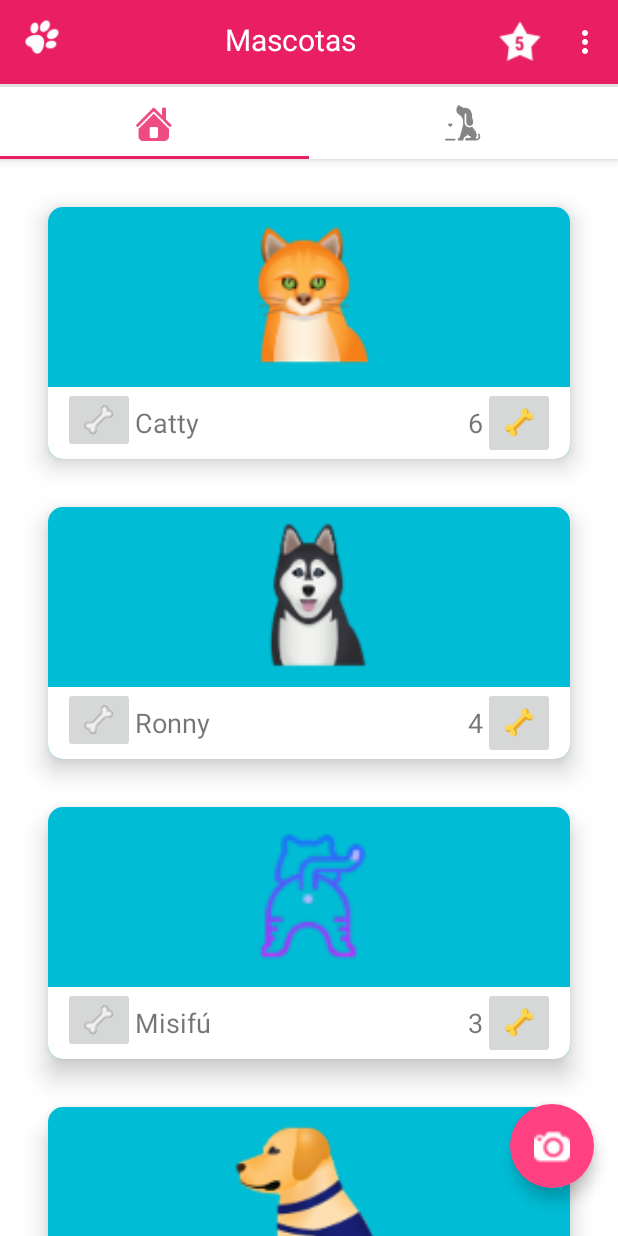
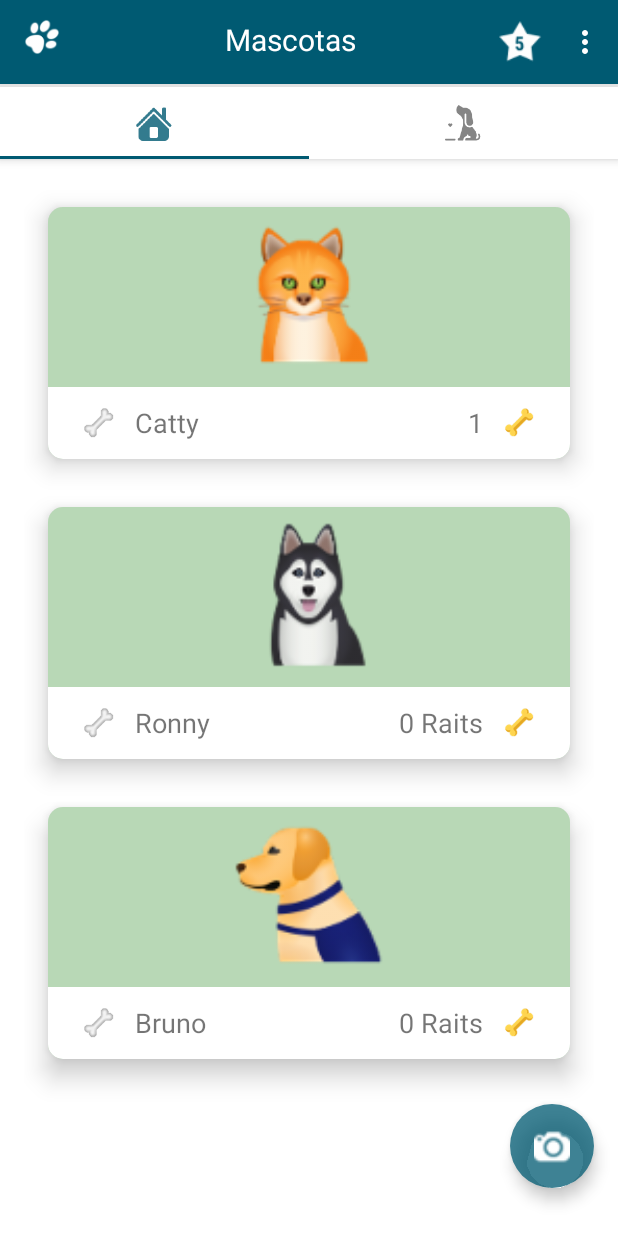
Before and after one commit to skrpions/MascotasThree, an Android app: the screen it shows after launch (MainActivity), after a tap on an icon or button, on a phone screen of 412 x 824 dp. Run offline under Robolectric (Android 15) with nearby library versions, the phone set to English and light mode, and no system bars.

Commit message:
Implementación la base de datos e inserción de Raits en la base de datos completado: Video 14, Semana 5, Curso 2

```diff
--- a/app/src/main/java/com/atlanticssoft/mascotasthree/Adapters/MascotaAdaptador.java
+++ b/app/src/main/java/com/atlanticssoft/mascotasthree/Adapters/MascotaAdaptador.java
@@ -15,6 +15,7 @@ import android.widget.Toast;
 import androidx.annotation.NonNull;
 import androidx.recyclerview.widget.RecyclerView;
 
+import com.atlanticssoft.mascotasthree.Bd.ConstructorMascotas;
 import com.atlanticssoft.mascotasthree.Models.Mascota;
 import com.atlanticssoft.mascotasthree.R;
 
@@ -51,16 +52,32 @@ public class MascotaAdaptador extends RecyclerView.Adapter<MascotaAdaptador.Masc
         holder.tvNombreCv.setText(mascota.getNombre());
 
         // Debo colocar comillas dobles después de setText cuando se trabaja con números para Convertir de texto a enteros, es decir, setText(""+mascota.getContador());
-        holder.tvContadorCv.setText(""+mascota.getContador());
+        // Otra opción valida seria asi:  holder.tvContadorCv.setText(String.valueOf(mascota.getContador()) + " Raits");
+        holder.tvContadorCv.setText(""+mascota.getContador()+ " Raits");
+        //holder.tvContadorCv.setText(String.valueOf(mascota.getContador()) + " Raits");
+
 
         holder.btnHuesoWhite.setOnClickListener(new View.OnClickListener() {
             @Override
             public void onClick(View v) {
 
+                Toast.makeText(activity, " Raiteaste a "+ mascota.getNombre(), Toast.LENGTH_SHORT).show();
+
                 raitearMascota();
             }
 
+
             private void raitearMascota() {
+
+                // Instancio el Constructor de Mascotas
+                ConstructorMascotas constructorMascotas = new ConstructorMascotas(activity);
+                constructorMascotas.darRaitMascota(mascota);
+
+                // Coloco el nuevo valor númerico en el hueso amarillo
+                holder.tvContadorCv.setText(String.valueOf(constructorMascotas.obtenerRaitsMascota(mascota)));
+
+                /*
+
                 // Convierto a entero en numero del contador y lo asigno a la variable numero
                 int numero = Integer.parseInt(holder.tvContadorCv.getText().toString());
 
@@ -69,6 +86,10 @@ public class MascotaAdaptador extends RecyclerView.Adapter<MascotaAdaptador.Masc
 
                 // Coloco el nuevo valor númerico en el hueso amarillo
                 holder.tvContadorCv.setText(String.valueOf(numero));
+
+                 */
+
+
             }
         });
     }
--- /dev/null
+++ b/app/src/main/java/com/atlanticssoft/mascotasthree/Bd/BaseDatos.java
@@ -0,0 +1,149 @@
+package com.atlanticssoft.mascotasthree.Bd;
+
+import android.content.ContentResolver;
+import android.content.ContentValues;
+import android.content.Context;
+import android.database.Cursor;
+import android.database.sqlite.SQLiteDatabase;
+import android.database.sqlite.SQLiteOpenHelper;
+
+import androidx.annotation.Nullable;
+
+import com.atlanticssoft.mascotasthree.Models.Mascota;
+
+import java.util.ArrayList;
+
+public class BaseDatos extends SQLiteOpenHelper {
+
+    // Esta clase es el puente directo a la base de datos
+
+    private Context context;
+
+    public BaseDatos(@Nullable Context context) {
+        // Aquí se crea la base de datos, y ya exite simplemente la abre.
+        // Las ConstantesBaseDatos.DATABASE_NAME y ConstantesBaseDatos.DATABASE_VERSION están en la clase ConstantesBaseDatos.java
+        super(context, ConstantesBaseDatos.DATABASE_NAME, null, ConstantesBaseDatos.DATABASE_VERSION);
+
+        this.context = context;
+    }
+
+    @Override
+    public void onCreate(SQLiteDatabase db) {
+        // Aquí se crea toda la estructura de la bd, es decir, se crean las Tablas
+
+        // Tabla :: Mascota :: Ojo. Los espacios juegan un papel muy importante, si le coloco espacios de más no funcionara
+        String queryCrearTablaMascota = "CREATE TABLE " + ConstantesBaseDatos.TABLE_MASCOTAS + "("+
+                ConstantesBaseDatos.TABLE_MASCOTAS_ID     + " INTEGER PRIMARY KEY AUTOINCREMENT, " +
+                ConstantesBaseDatos.TABLE_MASCOTAS_FOTO   + " INTEGER, " +
+                ConstantesBaseDatos.TABLE_MASCOTAS_NOMBRE + " TEXT" +
+                ")";
+
+        // Tabla :: Raits
+        String queryCrearTablaRaits = "CREATE TABLE " + ConstantesBaseDatos.TABLE_RAITS + "(" +
+
+                ConstantesBaseDatos.TABLE_RAITS_ID + " INTEGER PRIMARY KEY AUTOINCREMENT, " +
+                ConstantesBaseDatos.TABLE_RAITS_MASCOTAS_ID  + " INTEGER, " + // Llave foránea
+                ConstantesBaseDatos.TABLE_RAITS_CONTADOR + " INTEGER, " +
+
+                // Declaro el campo que será foreign key
+                "FOREIGN KEY (" + ConstantesBaseDatos.TABLE_RAITS_MASCOTAS_ID + ") " +
+                "REFERENCES " + ConstantesBaseDatos.TABLE_MASCOTAS + "("+ ConstantesBaseDatos.TABLE_MASCOTAS_ID +")"+
+                ")";
+
+        // Ejecuto la creación de las tablas en Orden: Primero las tablas independientes y luego las dependientes
+        db.execSQL(queryCrearTablaMascota);
+        db.execSQL(queryCrearTablaRaits);
+
+    }
+
+    @Override
+    public void onUpgrade(SQLiteDatabase db, int oldVersion, int newVersion) {
+
+        // De esta manera afectaré la base de datos cuando desee hacer una reestructuración en la misma
+        db.execSQL("DROP TABLE IF EXISTS " + ConstantesBaseDatos.TABLE_MASCOTAS);
+        db.execSQL("DROP TABLE IF EXISTS " + ConstantesBaseDatos.TABLE_RAITS);
+
+        // Vuelvo a crear las tablas
+        onCreate(db);
+    }
+
+    // Método para obtener todas las mascotas
+    public ArrayList<Mascota> obtenerTodasLasMascotas()
+    {
+        ArrayList<Mascota> mascotas = new ArrayList<>();
+
+        // Consulta para obtener las mascotas
+        String query = "SELECT * FROM " + ConstantesBaseDatos.TABLE_MASCOTAS;
+        SQLiteDatabase db = this.getWritableDatabase();
+        Cursor registros =  db.rawQuery(query,null);
+
+        while (registros.moveToNext())
+        {
+            // Empiezo a llenar el objeto Mascota
+            Mascota mascotaActual = new Mascota();
+            mascotaActual.setIdmascota(registros.getInt(0)); // 0 es la posición que ocupa el idmascota en la tabla mascota
+            mascotaActual.setFoto(registros.getInt(1)); // 1 es la posición que ocupa la foto en la tabla mascota
+            mascotaActual.setNombre(registros.getString(2)); // 1 es la posición que ocupa el nombre en la tabla mascota
+
+            // Ejecuto un query que me recupere todos los raits de cada mascota
+            String queryConsultarRaits = "SELECT COUNT("+ConstantesBaseDatos.TABLE_RAITS_CONTADOR+") as raits " +
+                    " FROM " + ConstantesBaseDatos.TABLE_RAITS +
+                    " WHERE " + ConstantesBaseDatos.TABLE_RAITS_MASCOTAS_ID + "=" + mascotaActual.getIdmascota();
+
+            // Recupero el query
+            Cursor registrosRaits = db.rawQuery(queryConsultarRaits, null);
+            if (registrosRaits.moveToNext())
+            {
+                mascotaActual.setContador(registrosRaits.getInt(0));
+            }
+            else {
+                mascotaActual.setContador(0);
+            }
+
+            mascotas.add(mascotaActual);
+        }
+
+        db.close();
+        return mascotas;
+
+    }
+
+    // Método para agregar Mascotas
+    public void insertarMascota(ContentValues contentValues)
+    {
+
+        SQLiteDatabase db = this.getWritableDatabase();
+        db.insert(ConstantesBaseDatos.TABLE_MASCOTAS,null,contentValues);
+        db.close();
+
+    }
+
+    // Método para agregar los raits en las tabla Raits
+    public void insertarRaitsMascota(ContentValues contentValues)
+    {
+        SQLiteDatabase db = this.getWritableDatabase();
+        db.insert(ConstantesBaseDatos.TABLE_RAITS,null,contentValues); // Inserto los datos en la tabla Raits
+        db.close();
+    }
+
+    // Método para obtener la cantidad de raits que se le ha dado a cada mascota
+    public int obtenerRaitsMascota(Mascota mascota)
+    {
+        int raits = 0;
+        String queryConsultarRaits = "SELECT COUNT("+ConstantesBaseDatos.TABLE_RAITS_CONTADOR+")" +
+            " FROM " + ConstantesBaseDatos.TABLE_RAITS +
+            " WHERE " + ConstantesBaseDatos.TABLE_RAITS_MASCOTAS_ID + "="+mascota.getIdmascota();
+
+        SQLiteDatabase db = this.getWritableDatabase();
+        Cursor registros = db.rawQuery(queryConsultarRaits, null);
+
+        if (registros.moveToNext())
+        {
+            raits = registros.getInt(0);
+        }
+
+        db.close(); // Cierro la conexión
+
+        return raits;
+    }
+}
--- /dev/null
+++ b/app/src/main/java/com/atlanticssoft/mascotasthree/Bd/ConstructorMascotas.java
@@ -0,0 +1,84 @@
+package com.atlanticssoft.mascotasthree.Bd;
+
+import android.content.ContentValues;
+import android.content.Context;
+
+import com.atlanticssoft.mascotasthree.Models.Mascota;
+import com.atlanticssoft.mascotasthree.R;
+
+import java.util.ArrayList;
+
+public class ConstructorMascotas
+{
+    private static final int RAIT = 1;
+    private Context context;
+    public ConstructorMascotas (Context context)
+    {
+        this.context = context;
+    }
+
+    public ArrayList<Mascota> obtenerDatos()
+    {
+        /*
+        ArrayList<Mascota> mascotas = new ArrayList<>();
+
+        mascotas.add(new Mascota(R.drawable.icons8_cat_96 ,"Catty",5));
+        mascotas.add(new Mascota(R.drawable.icons8_dog_96, "Ronny",4));
+        mascotas.add(new Mascota(R.drawable.misifu ,"Misifú",3));
+        mascotas.add(new Mascota(R.drawable.bruno ,"Bruno",2));
+        mascotas.add(new Mascota(R.drawable.gallina ,"Gallinila Kirika",2));
+        mascotas.add(new Mascota(R.drawable.karla ,"Karla",2));
+        mascotas.add(new Mascota(R.drawable.pako ,"Paquito",3));
+        mascotas.add(new Mascota(R.drawable.kusko ,"Kusko",3));
+
+        return mascotas;
+         */
+
+        // Ejecuto la conexión a mi base de datos
+        BaseDatos db = new BaseDatos(context);
+        insertarTresMascotas(db);
+        return db.obtenerTodasLasMascotas();
+    }
+
+    // Méodo que me ayuda a insertar mascotas en la bd
+    public void insertarTresMascotas(BaseDatos db)
+    {
+        ContentValues contentValues = new ContentValues();
+        contentValues.put(ConstantesBaseDatos.TABLE_MASCOTAS_NOMBRE, "Catty");
+        contentValues.put(ConstantesBaseDatos.TABLE_MASCOTAS_FOTO, R.drawable.icons8_cat_96);
+
+        db.insertarMascota(contentValues);
+
+
+        contentValues = new ContentValues();
+        contentValues.put(ConstantesBaseDatos.TABLE_MASCOTAS_NOMBRE, "Ronny");
+        contentValues.put(ConstantesBaseDatos.TABLE_MASCOTAS_FOTO, R.drawable.icons8_dog_96);
+
+        db.insertarMascota(contentValues);
+
+        contentValues = new ContentValues();
+        contentValues.put(ConstantesBaseDatos.TABLE_MASCOTAS_NOMBRE, "Bruno");
+        contentValues.put(ConstantesBaseDatos.TABLE_MASCOTAS_FOTO, R.drawable.bruno);
+
+        db.insertarMascota(contentValues);
+    }
+
+    // Este método recibe la mascota a la que le estoy dado rait
+    public void darRaitMascota(Mascota mascota)
+    {
+        BaseDatos db = new BaseDatos(context);
+        ContentValues contentValues = new ContentValues();
+        contentValues.put(ConstantesBaseDatos.TABLE_RAITS_MASCOTAS_ID, mascota.getIdmascota()); // Inserto el Id de la mascota a la que quiero raitear
+        contentValues.put(ConstantesBaseDatos.TABLE_RAITS_CONTADOR, RAIT); // Inesrto el valor del rait, es decir, 1
+        db.insertarRaitsMascota(contentValues); // Envio los datos al objeto db
+
+    }
+
+    public int obtenerRaitsMascota(Mascota mascota)
+    {
+        BaseDatos db = new BaseDatos(context);
+        return db.obtenerRaitsMascota(mascota);
+    }
+
+
+}
--- a/app/src/main/java/com/atlanticssoft/mascotasthree/MainActivity.java
+++ b/app/src/main/java/com/atlanticssoft/mascotasthree/MainActivity.java
@@ -14,8 +14,9 @@ import android.view.View;
 import android.widget.ImageView;
 
 import com.atlanticssoft.mascotasthree.Adapters.PageAdaptador;
-import com.atlanticssoft.mascotasthree.Fragments.PerfilMascotaFragment;
-import com.atlanticssoft.mascotasthree.Fragments.RecyclerViewFragment;
+import com.atlanticssoft.mascotasthree.VistaFragments.PerfilMascotaFragment;
+import com.atlanticssoft.mascotasthree.VistaFragments.RecyclerViewFragment;
+import com.google.android.material.floatingactionbutton.FloatingActionButton;
 import com.google.android.material.tabs.TabLayout;
 
 import java.util.ArrayList;
@@ -24,6 +25,7 @@ public class MainActivity extends AppCompatActivity {
 
 
     ImageView ivStar_favoritos;
+    FloatingActionButton actionButton;
 
     // View's necesarios para usar Fragments
     Toolbar miActionBar;
--- a/app/src/main/java/com/atlanticssoft/mascotasthree/Models/Mascota.java
+++ b/app/src/main/java/com/atlanticssoft/mascotasthree/Models/Mascota.java
@@ -2,17 +2,31 @@ package com.atlanticssoft.mascotasthree.Models;
 
 public class Mascota {
 
-    private  int foto;
+    private int idmascota;
+    private int foto;
     private String nombre;
     private int contador;
 
+    // Contructor vacio
+    public Mascota() {
 
+    }
+
+    // No se coloca el idmascota en el contructor ya que se generará automáticamente
     // Contructor: Se utiliza para crear tablas de clases virtuales y poder así
     // desarrollar el polimorfismo, una de las herramientas de la programación orientada a objetos. ...
     public Mascota(int foto, String nombre, int contador) {
         this.foto = foto;
         this.nombre = nombre;
         this.contador = contador;
+    }
+
+    public int getIdmascota() {
+        return idmascota;
+    }
+
+    public void setIdmascota(int idmascota) {
+        this.idmascota = idmascota;
     }
 
     public int getFoto() {
@@ -40,4 +54,5 @@ public class Mascota {
     }
 
 
+
 }
--- /dev/null
+++ b/app/src/main/java/com/atlanticssoft/mascotasthree/Presentador/IRecyclerViewFragmentPresenter.java
@@ -0,0 +1,8 @@
+package com.atlanticssoft.mascotasthree.Presentador;
+
+public interface IRecyclerViewFragmentPresenter
+{
+    public void obtenerMascotasBaseDatos();
+
+    public void mostrarMascotasRV();
+}
--- /dev/null
+++ b/app/src/main/java/com/atlanticssoft/mascotasthree/Presentador/RecyclerViewFragmentPresenter.java
@@ -0,0 +1,49 @@
+package com.atlanticssoft.mascotasthree.Presentador;
+
+import android.content.Context;
+
+import com.atlanticssoft.mascotasthree.Adapters.MascotaAdaptador;
+import com.atlanticssoft.mascotasthree.Bd.ConstructorMascotas;
+import com.atlanticssoft.mascotasthree.Models.Mascota;
+import com.atlanticssoft.mascotasthree.VistaFragments.IRecyclerViewFragmentView;
+
+import java.util.ArrayList;
+
+public class RecyclerViewFragmentPresenter implements IRecyclerViewFragmentPresenter {
+
+    private IRecyclerViewFragmentView iRecyclerViewFragmentView;
+    private Context context;
+    private ConstructorMascotas constructorMascotas;
+    private ArrayList<Mascota> mascotas;
+
+    public RecyclerViewFragmentPresenter(IRecyclerViewFragmentView iRecyclerViewFragmentView, Context context)
+    {
+        this.iRecyclerViewFragmentView = iRecyclerViewFragmentView;
+        this.context = context;
+
+        // Llamo al método que me obtiene los datos
+        obtenerMascotasBaseDatos();
+
+    }
+
+
+    @Override
+    public void obtenerMascotasBaseDatos() {
+        // Inicializo el constructor de mascotas
+        constructorMascotas = new ConstructorMascotas(context);
+
+        // Envío al contructor a que busque datos en una fuente de datos (Bd o Api) y me que los almacene en un Arraylist
+        mascotas = constructorMascotas.obtenerDatos();
+        mostrarMascotasRV();
+    }
+
+
+    @Override
+    public void mostrarMascotasRV() {
+        // Recupero todos los datos que tengo almacenados en el arraylist y lo muestro en el recyclerview
+        iRecyclerViewFragmentView.inicializarAdaptadorRV(iRecyclerViewFragmentView.crearAdaptador(mascotas));
+
+        // Indico en que manera u orientación quiero mostrar el recyclerview
+        iRecyclerViewFragmentView.generarLinearLayoutVertical();
+    }
+}
--- /dev/null
+++ b/app/src/main/java/com/atlanticssoft/mascotasthree/VistaFragments/IRecyclerViewFragmentView.java
@@ -0,0 +1,20 @@
+package com.atlanticssoft.mascotasthree.VistaFragments;
+
+import com.atlanticssoft.mascotasthree.Adapters.MascotaAdaptador;
+import com.atlanticssoft.mascotasthree.Models.Mascota;
+
+import java.util.ArrayList;
+
+public interface IRecyclerViewFragmentView
+{
+    // En esta Interfaz irán todos los métodos del RecyclerViewFragment que no interactuán directamente con la interfaz de usuario,
+    // es decir, aquellos métodos que son independientes del fragment_recyclerview.xml.
+    // Esto con el fin de implementar el patrón de diseño (MVP)
+
+    public void generarLinearLayoutVertical();
+
+    public MascotaAdaptador crearAdaptador (ArrayList<Mascota> mascotas);
+
+    public void inicializarAdaptadorRV (MascotaAdaptador adaptador);
+
+}
--- a/app/src/main/java/com/atlanticssoft/mascotasthree/Fragments/PerfilMascotaFragment.java
+++ b/app/src/main/java/com/atlanticssoft/mascotasthree/VistaFragments/PerfilMascotaFragment.java
@@ -1,20 +1,17 @@
-package com.atlanticssoft.mascotasthree.Fragments;
+package com.atlanticssoft.mascotasthree.VistaFragments;
 
 import android.graphics.Color;
 import android.os.Bundle;
 
 import androidx.fragment.app.Fragment;
 import androidx.recyclerview.widget.GridLayoutManager;
-import androidx.recyclerview.widget.LinearLayoutManager;
 import androidx.recyclerview.widget.RecyclerView;
 
 import android.view.LayoutInflater;
 import android.view.View;
 import android.view.ViewGroup;
 
-import com.atlanticssoft.mascotasthree.Adapters.MascotaAdaptador;
 import com.atlanticssoft.mascotasthree.Adapters.PerfilMascotaAdaptador;
-import com.atlanticssoft.mascotasthree.Models.Mascota;
 import com.atlanticssoft.mascotasthree.Models.PerfilMascota;
 import com.atlanticssoft.mascotasthree.R;
 import com.google.android.material.floatingactionbutton.FloatingActionButton;
--- a/app/src/main/java/com/atlanticssoft/mascotasthree/Fragments/RecyclerViewFragment.java
+++ b/app/src/main/java/com/atlanticssoft/mascotasthree/VistaFragments/RecyclerViewFragment.java
@@ -1,5 +1,6 @@
-package com.atlanticssoft.mascotasthree.Fragments;
+package com.atlanticssoft.mascotasthree.VistaFragments;
 
+import android.content.Intent;
 import android.graphics.Color;
 import android.os.Bundle;
 import android.view.LayoutInflater;
@@ -14,15 +15,19 @@ import androidx.recyclerview.widget.RecyclerView;
 
 import com.atlanticssoft.mascotasthree.Adapters.MascotaAdaptador;
 import com.atlanticssoft.mascotasthree.Models.Mascota;
+import com.atlanticssoft.mascotasthree.Permisos.BluetoothActivity;
+import com.atlanticssoft.mascotasthree.Presentador.IRecyclerViewFragmentPresenter;
+import com.atlanticssoft.mascotasthree.Presentador.RecyclerViewFragmentPresenter;
 import com.atlanticssoft.mascotasthree.R;
 import com.google.android.material.floatingactionbutton.FloatingActionButton;
 
 import java.util.ArrayList;
 
-public class RecyclerViewFragment extends Fragment {
+public class RecyclerViewFragment extends Fragment implements IRecyclerViewFragmentView {
 
-    RecyclerView recyclerv_mascotas;
-    ArrayList<Mascota> mascotas;
+    private RecyclerView recyclerv_mascotas;
+    private ArrayList<Mascota> mascotas;
+    private IRecyclerViewFragmentPresenter presenter;
 
     @Nullable
     @Override
@@ -33,39 +38,45 @@ public class RecyclerViewFragment extends Fragment {
         View v = inflater.inflate(R.layout.fragment_recyclerview,container,false);
 
         FloatingActionButton myfab = v.findViewById(R.id.fab);
+        myfab.setOnClickListener(new View.OnClickListener() {
+            @Override
+            public void onClick(View v) {
+                Intent intent = new Intent(getActivity(), BluetoothActivity.class);
+                startActivity(intent);
+            }
+        });
+
         myfab.setColorFilter(Color.WHITE);
 
 
         // Enlazo el recyclerview grafico con la lógica
         recyclerv_mascotas = (RecyclerView) v.findViewById(R.id.recyclerv_mascotas);
 
-        // Ahora el codigo será en terminos de recycler view
-        LinearLayoutManager linearLayoutManager = new LinearLayoutManager(getActivity()); // Organizo todas las tarjetas una seguida de otra
-        linearLayoutManager.setOrientation(LinearLayoutManager.VERTICAL); // Orientación en la que mostraré mi lista
-
-        recyclerv_mascotas.setLayoutManager(linearLayoutManager);
-        inicializarListaMascotas();
-        inicializarAdaptador();
+        // Enlazo el Presentador
+        presenter = new RecyclerViewFragmentPresenter(this, getContext());
 
         return v;
     }
 
-    public void inicializarListaMascotas(){
-        mascotas = new ArrayList<Mascota>();
 
-        mascotas.add(new Mascota(R.drawable.icons8_cat_96 ,"Catty",5));
-        mascotas.add(new Mascota(R.drawable.icons8_dog_96, "Ronny",4));
-        mascotas.add(new Mascota(R.drawable.misifu ,"Misifú",3));
-        mascotas.add(new Mascota(R.drawable.bruno ,"Bruno Morrongueras",2));
-        mascotas.add(new Mascota(R.drawable.gallina ,"Gallinila Kirika",2));
-        mascotas.add(new Mascota(R.drawable.karla ,"Karla",2));
-        mascotas.add(new Mascota(R.drawable.pako ,"Paquito",3));
-        mascotas.add(new Mascota(R.drawable.kusko ,"Kusko",3));
+    @Override
+    public void generarLinearLayoutVertical()
+    {
+        // Ahora el codigo será en terminos de recycler view
+        LinearLayoutManager linearLayoutManager = new LinearLayoutManager(getActivity()); // Organizo todas las tarjetas una seguida de otra
+        linearLayoutManager.setOrientation(LinearLayoutManager.VERTICAL); // Orientación en la que mostraré mi lista
+        recyclerv_mascotas.setLayoutManager(linearLayoutManager);
     }
 
-    public MascotaAdaptador adaptador;
-    private void inicializarAdaptador(){
-        adaptador = new MascotaAdaptador(mascotas,getActivity());
+    @Override
+    public MascotaAdaptador crearAdaptador(ArrayList<Mascota> mascotas) {
+        MascotaAdaptador adaptador = new MascotaAdaptador(mascotas,getActivity());
+        return adaptador;
+    }
+
+    @Override
+    public void inicializarAdaptadorRV(MascotaAdaptador adaptador)
+    {
         recyclerv_mascotas.setAdapter(adaptador);
     }
 }
--- a/app/src/main/res/layout/cardview_mascota.xml
+++ b/app/src/main/res/layout/cardview_mascota.xml
@@ -14,7 +14,7 @@
             android:layout_width="match_parent"
             android:layout_height="match_parent"
             android:orientation="vertical"
-            android:background="@color/purple_500">
+            android:background="@color/crema_green">
 
             <!-- =========== Start :: Foto ============ -->
             <ImageView
@@ -41,11 +41,12 @@
                     <!-- =========== Start :: Hueso White ============ -->
                     <ImageButton
                         android:id="@+id/btnHuesoWhite"
-                        android:layout_width="wrap_content"
-                        android:layout_height="wrap_content"
+                        android:layout_width="48dp"
+                        android:layout_height="48dp"
                         android:src="@drawable/hueso_white_48"
                         android:layout_marginLeft="10dp"
-                        android:layout_alignParentLeft="true"/>
+                        android:layout_alignParentLeft="true"
+                        android:background="@color/white"/>
                     <!-- =========== End :: Hueso White ============ -->
 
 
@@ -81,7 +82,8 @@
                         android:layout_height="48dp"
                         android:src="@drawable/hueso_yellow_48"
                         android:layout_marginRight="10dp"
-                        android:layout_alignParentRight="true"/>
+                        android:layout_alignParentRight="true"
+                        android:background="@color/white"/>
                     <!-- =========== Start :: Hueso Yellow ============ -->
 
                 </RelativeLayout>
--- a/app/src/main/res/layout/cardview_perfil_mascota.xml
+++ b/app/src/main/res/layout/cardview_perfil_mascota.xml
@@ -58,7 +58,8 @@
                     android:layout_height="@dimen/alto_huesoyellow"
                     android:src="@drawable/hueso_yellow_48"
                     android:layout_marginRight="@dimen/margin_right"
-                    android:layout_alignParentRight="true"/>
+                    android:layout_alignParentRight="true"
+                    android:background="@color/white"/>
                 <!-- =========== Start :: Hueso Yellow ============ -->
 
             </RelativeLayout>
--- a/app/src/main/res/layout/fragment_recyclerview.xml
+++ b/app/src/main/res/layout/fragment_recyclerview.xml
@@ -10,7 +10,10 @@
         android:id="@+id/recyclerv_mascotas"
         android:layout_width="match_parent"
         android:layout_height="match_parent"
-        android:layout_margin="@dimen/margin"/>
+        android:layout_marginStart="@dimen/margin"
+        android:layout_marginTop="@dimen/margin"
+        android:layout_marginEnd="@dimen/margin"
+        android:layout_marginBottom="@dimen/marginbutton_recycler" />
 
     <com.google.android.material.floatingactionbutton.FloatingActionButton
         android:id="@+id/fab"
--- a/app/src/main/res/values/colors.xml
+++ b/app/src/main/res/values/colors.xml
@@ -9,10 +9,11 @@
     <color name="white">#FFFFFFFF</color>
     <color name="pink">#E91E63</color>
 
-    <color name="primary">#E91E63</color>
-    <color name="primary_dark">#C2185B</color>
-    <color name="primary_light">#F8BBD0</color>
-    <color name="accent">#FF4081</color>
+    <color name="primary">#005a72</color>
+    <color name="primary_dark"> #013f4f</color>
+    <color name="primary_light">#eff5f3</color>
+    <color name="accent">#C1005A72</color>
+    <color name="crema_green">#4B107A08</color>
     <color name="primary_text">#212121</color>
     <color name="secondary_text">#757575</color>
     <color name="icons">#FFFFFF</color>
--- a/app/src/main/res/values/dimens.xml
+++ b/app/src/main/res/values/dimens.xml
@@ -20,6 +20,7 @@
     <dimen name="marginTop_Datos">5dp</dimen>
     <dimen name="WidthEight_Foto">100dp</dimen>
     <dimen name="marginTopButton_Foto">10dp</dimen>
+    <dimen name="marginbutton_recycler">70dp</dimen>
 
     <!-- Sp cardview_mascota.xml -->
     <dimen name="size_tvNombre">18sp</dimen>
--- a/app/src/main/res/values/strings.xml
+++ b/app/src/main/res/values/strings.xml
@@ -53,4 +53,5 @@
 
     </string>
     <string name="Ronny">RONNY</string>
+    <string name="HabilitarBluetooth">Habilitar Bluetooth</string>
 </resources>
```
Also changed, not shown: app/src/main/AndroidManifest.xml (+7 -5 lines), app/src/main/java/com/atlanticssoft/mascotasthree/Bd/ConstantesBaseDatos.java (added, +24 -0 lines), app/src/main/java/com/atlanticssoft/mascotasthree/Permisos/BluetoothActivity.java (added, +112 -0 lines), app/src/main/res/layout/activity_bluetooth.xml (added, +24 -0 lines).
